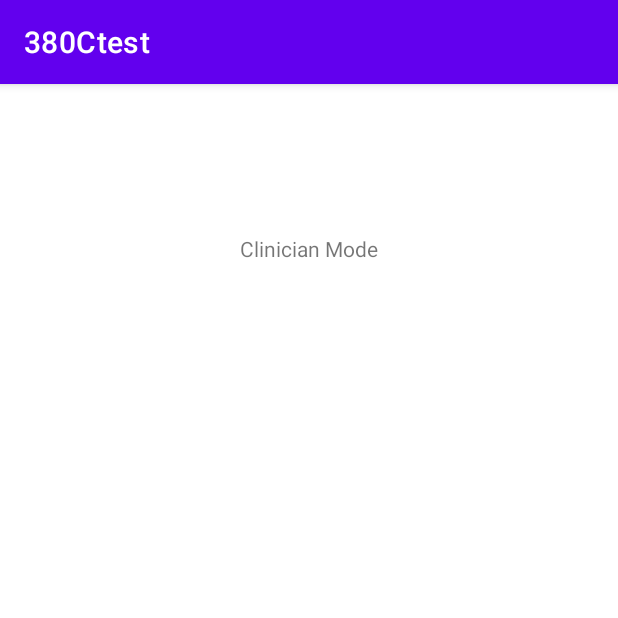
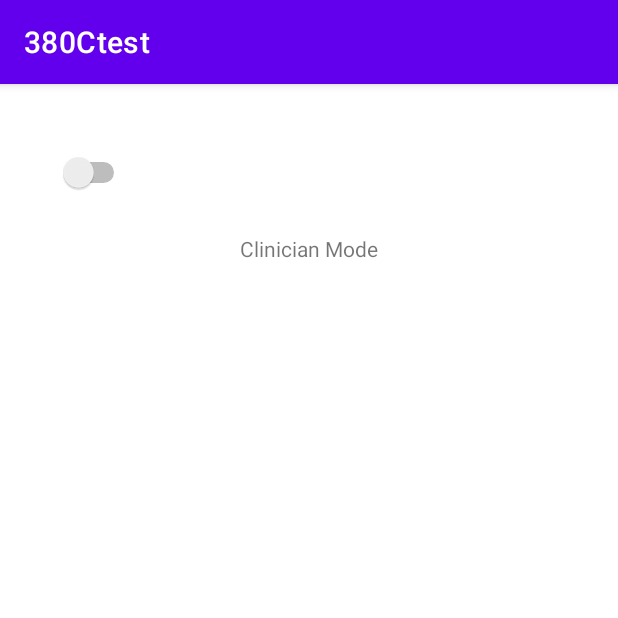
Before and after one commit to rdb94/380Ctest, an Android app: the ClinicianModeScreen screen opened directly, with no data from a screen before it, on a phone screen of 412 x 824 dp, the top half of it. Run offline under Robolectric (Android 15) with nearby library versions, the phone set to English and light mode, and no system bars.

Commit message:
Added buttons

```diff
--- a/app/src/main/res/layout/activity_clinician_mode_screen.xml
+++ b/app/src/main/res/layout/activity_clinician_mode_screen.xml
@@ -19,9 +19,9 @@
 
     <Switch
         android:id="@+id/switch2"
-        android:layout_width="4dp"
-        android:layout_height="12dp"
-        android:layout_marginTop="100dp"
+        android:layout_width="72dp"
+        android:layout_height="57dp"
+        android:layout_marginTop="30dp"
         app:layout_constraintEnd_toEndOf="parent"
         app:layout_constraintHorizontal_bias="0.043"
         app:layout_constraintStart_toStartOf="parent"
--- a/app/src/main/res/layout/activity_main.xml
+++ b/app/src/main/res/layout/activity_main.xml
@@ -42,10 +42,9 @@
 
     <Switch
         android:id="@+id/switch1"
-        android:layout_width="4dp"
-        android:layout_height="12dp"
+        android:layout_width="72dp"
+        android:layout_height="57dp"
         android:layout_marginTop="100dp"
-        android:onClick="switchMode"
         app:layout_constraintEnd_toEndOf="parent"
         app:layout_constraintHorizontal_bias="0.043"
         app:layout_constraintStart_toStartOf="parent"
```
